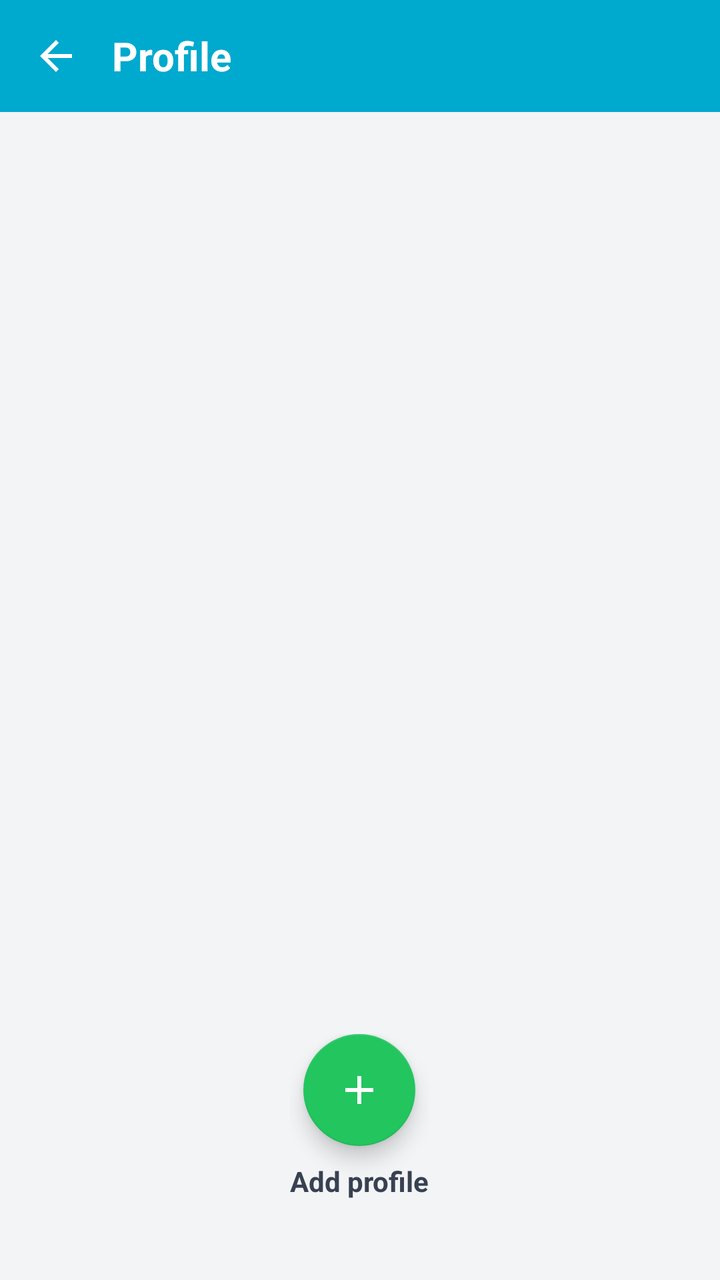
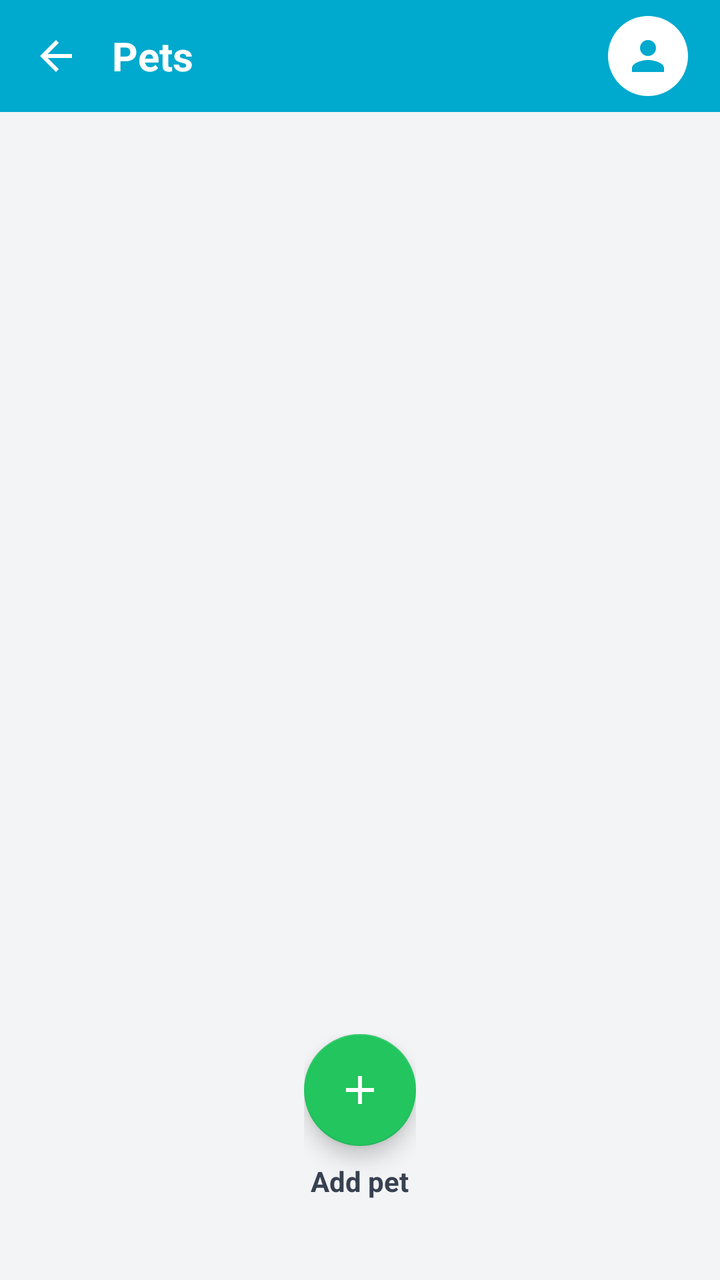

Before-and-after screenshots of an Android layout around one commit, followed by the original layout XML and the change that was made.
<!-- AndroidManifest.xml: application theme Theme.TagMobile -->
<!-- res/layout/activity_profile.xml -->
<?xml version="1.0" encoding="utf-8"?>
<LinearLayout xmlns:android="http://schemas.android.com/apk/res/android"
    xmlns:app="http://schemas.android.com/apk/res-auto"
    android:layout_width="match_parent"
    android:layout_height="match_parent"
    android:orientation="vertical"
    android:background="#F3F4F6">

    <LinearLayout
        android:layout_width="match_parent"
        android:layout_height="56dp"
        android:background="#00A9CE"
        android:gravity="center_vertical"
        android:paddingHorizontal="4dp">

        <ImageButton
            android:id="@+id/backBtn"
            android:layout_width="48dp"
            android:layout_height="48dp"
            android:background="?attr/selectableItemBackgroundBorderless"
            android:src="@drawable/ic_back"
            android:contentDescription="Back" />

        <TextView
            android:layout_width="wrap_content"
            android:layout_height="wrap_content"
            android:text="@string/profile"
            android:textColor="@android:color/white"
            android:textSize="20sp"
            android:textStyle="bold"
            android:layout_marginStart="4dp" />
    </LinearLayout>

    <FrameLayout
        android:layout_width="match_parent"
        android:layout_height="0dp"
        android:layout_weight="1">

        <LinearLayout
            android:layout_width="match_parent"
            android:layout_height="match_parent"
            android:orientation="vertical"
            android:gravity="center_horizontal"
            android:padding="24dp">

            <androidx.recyclerview.widget.RecyclerView
                android:id="@+id/profilesList"
                android:layout_width="match_parent"
                android:layout_height="0dp"
                android:layout_weight="1"
                android:clipToPadding="false" />

            <TextView
                android:id="@+id/emptyProfiles"
                android:layout_width="match_parent"
                android:layout_height="0dp"
                android:layout_weight="1"
                android:gravity="center"
                android:text="@string/no_profiles_yet"
                android:textColor="#6B7280"
                android:visibility="gone" />

            <LinearLayout
                android:layout_width="wrap_content"
                android:layout_height="wrap_content"
                android:orientation="vertical"
                android:gravity="center_horizontal"
                android:layout_marginTop="16dp"
                android:layout_marginBottom="16dp">

                <com.google.android.material.floatingactionbutton.FloatingActionButton
                    android:id="@+id/addProfileBtn"
                    android:layout_width="wrap_content"
                    android:layout_height="wrap_content"
                    android:contentDescription="@string/add_profile"
                    app:backgroundTint="#22C55E"
                    app:tint="#FFFFFF"
                    app:srcCompat="@drawable/ic_add" />

                <TextView
                    android:layout_width="wrap_content"
                    android:layout_height="wrap_content"
                    android:layout_marginTop="8dp"
                    android:text="@string/add_profile"
                    android:textColor="#374151"
                    android:textStyle="bold"
                    android:textSize="14sp" />
            </LinearLayout>

            <Button
                android:id="@+id/saveProfileBtn"
                android:layout_width="match_parent"
                android:layout_height="wrap_content"
                android:text="@string/finish_save"
                android:backgroundTint="#00A9CE"
                android:textColor="#FFFFFF"
                android:textStyle="bold"
                android:padding="14dp"
                android:visibility="gone" />
        </LinearLayout>
    </FrameLayout>
</LinearLayout>
<!-- resources referenced by this layout -->
<resources>
  <!-- drawable ic_add (drawable) -->
  <?xml version="1.0" encoding="utf-8"?>
  <vector xmlns:android="http://schemas.android.com/apk/res/android"
      android:width="24dp"
      android:height="24dp"
      android:viewportWidth="24"
      android:viewportHeight="24">
      <path
          android:fillColor="#FFFFFFFF"
          android:pathData="M19,13H13v6h-2v-6H5v-2h6V5h2v6h6v2z" />
  </vector>
  <!-- drawable ic_back (drawable) -->
  <?xml version="1.0" encoding="utf-8"?>
  <vector xmlns:android="http://schemas.android.com/apk/res/android"
      android:width="24dp"
      android:height="24dp"
      android:viewportWidth="24"
      android:viewportHeight="24"
      android:tint="@android:color/white">
      <path
          android:fillColor="@android:color/white"
          android:pathData="M20,11H7.83l5.59,-5.59L12,4l-8,8 8,8 1.41,-1.41L7.83,13H20v-2z"/>
  </vector>
  <string name="add_profile">Add profile</string>
  <string name="finish_save">Finish / Save</string>
  <string name="no_profiles_yet">No profiles yet.\nTap Add profile to create one.</string>
  <string name="profile">Profile</string>
  <style name="Theme.TagMobile" parent="Theme.MaterialComponents.Light.NoActionBar">
          <item name="colorPrimary">#00A9CE</item>
          <item name="colorPrimaryVariant">#0093B5</item>
          <item name="colorOnPrimary">@android:color/white</item>
          <item name="android:statusBarColor">#00A9CE</item>
          <item name="android:navigationBarColor">@android:color/white</item>
      </style>
</resources>

<!-- the commit's change to res/layout/activity_profile.xml (unified diff, before → after) -->
@@ -19,16 +19,29 @@
             android:layout_height="48dp"
             android:background="?attr/selectableItemBackgroundBorderless"
             android:src="@drawable/ic_back"
-            android:contentDescription="Back" />
+            android:contentDescription="@string/back" />
 
         <TextView
-            android:layout_width="wrap_content"
+            android:layout_width="0dp"
             android:layout_height="wrap_content"
+            android:layout_weight="1"
             android:text="@string/profile"
             android:textColor="@android:color/white"
             android:textSize="20sp"
             android:textStyle="bold"
             android:layout_marginStart="4dp" />
+
+        <ImageButton
+            android:id="@+id/userAvatarBtn"
+            android:layout_width="40dp"
+            android:layout_height="40dp"
+            android:layout_marginEnd="12dp"
+            android:background="@drawable/bg_user_circle"
+            android:padding="8dp"
+            android:scaleType="centerInside"
+            android:src="@drawable/ic_profile"
+            android:contentDescription="@string/user_profile"
+            app:tint="#00A9CE" />
     </LinearLayout>
 
     <FrameLayout
<!-- resource entries referenced after the edit -->
@@ -1,5 +1,12 @@
 <!-- resources referenced by this layout -->
 <resources>
+  <!-- drawable bg_user_circle (drawable) -->
+  <?xml version="1.0" encoding="utf-8"?>
+  <shape xmlns:android="http://schemas.android.com/apk/res/android"
+      android:shape="oval">
+      <solid android:color="#FFFFFF" />
+      <size android:width="40dp" android:height="40dp" />
+  </shape>
   <!-- drawable ic_add (drawable) -->
   <?xml version="1.0" encoding="utf-8"?>
   <vector xmlns:android="http://schemas.android.com/apk/res/android"
@@ -23,10 +30,23 @@
           android:fillColor="@android:color/white"
           android:pathData="M20,11H7.83l5.59,-5.59L12,4l-8,8 8,8 1.41,-1.41L7.83,13H20v-2z"/>
   </vector>
-  <string name="add_profile">Add profile</string>
-  <string name="finish_save">Finish / Save</string>
-  <string name="no_profiles_yet">No profiles yet.\nTap Add profile to create one.</string>
-  <string name="profile">Profile</string>
+  <!-- drawable ic_profile (drawable) -->
+  <?xml version="1.0" encoding="utf-8"?>
+  <vector xmlns:android="http://schemas.android.com/apk/res/android"
+      android:width="24dp"
+      android:height="24dp"
+      android:viewportWidth="24"
+      android:viewportHeight="24"
+      android:tint="#FFFFFF">
+      <path android:fillColor="@android:color/white"
+          android:pathData="M12,12c2.21,0 4,-1.79 4,-4s-1.79,-4 -4,-4 -4,1.79 -4,4 1.79,4 4,4zm0,2c-2.67,0 -8,1.34 -8,4v2h16v-2c0,-2.66 -5.33,-4 -8,-4z"/>
+  </vector>
+  <string name="add_profile">Add pet</string>
+  <string name="back">Back</string>
+  <string name="finish_save">Continue</string>
+  <string name="no_profiles_yet">No pets yet.\nTap Add pet to create one.</string>
+  <string name="profile">Pets</string>
+  <string name="user_profile">User profile</string>
   <style name="Theme.TagMobile" parent="Theme.MaterialComponents.Light.NoActionBar">
           <item name="colorPrimary">#00A9CE</item>
           <item name="colorPrimaryVariant">#0093B5</item>
